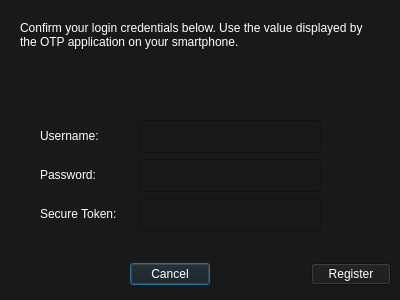
Above: gui/ui_files/register_confirm.ui from joe-boudreau/encrypte before the change. Below: the same form after it.
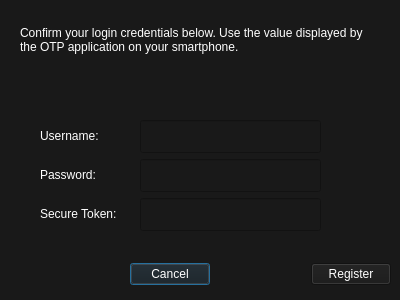
That is the form after the change.

```diff
--- a/gui/ui_files/register_confirm.ui
+++ b/gui/ui_files/register_confirm.ui
@@ -94,7 +94,7 @@
      <x>20</x>
      <y>10</y>
      <width>361</width>
-     <height>51</height>
+     <height>61</height>
     </rect>
    </property>
    <property name="text">
@@ -108,9 +108,9 @@
    <property name="geometry">
     <rect>
      <x>0</x>
-     <y>50</y>
+     <y>90</y>
      <width>401</width>
-     <height>51</height>
+     <height>21</height>
     </rect>
    </property>
    <property name="text">
@@ -120,7 +120,7 @@
     <bool>true</bool>
    </property>
   </widget>
-  <widget class="QWidget" name="">
+  <widget class="QWidget" name="layoutWidget">
    <property name="geometry">
     <rect>
      <x>130</x>
```
Left out of the diff: 354 changed lines with no effect on the pictures.
